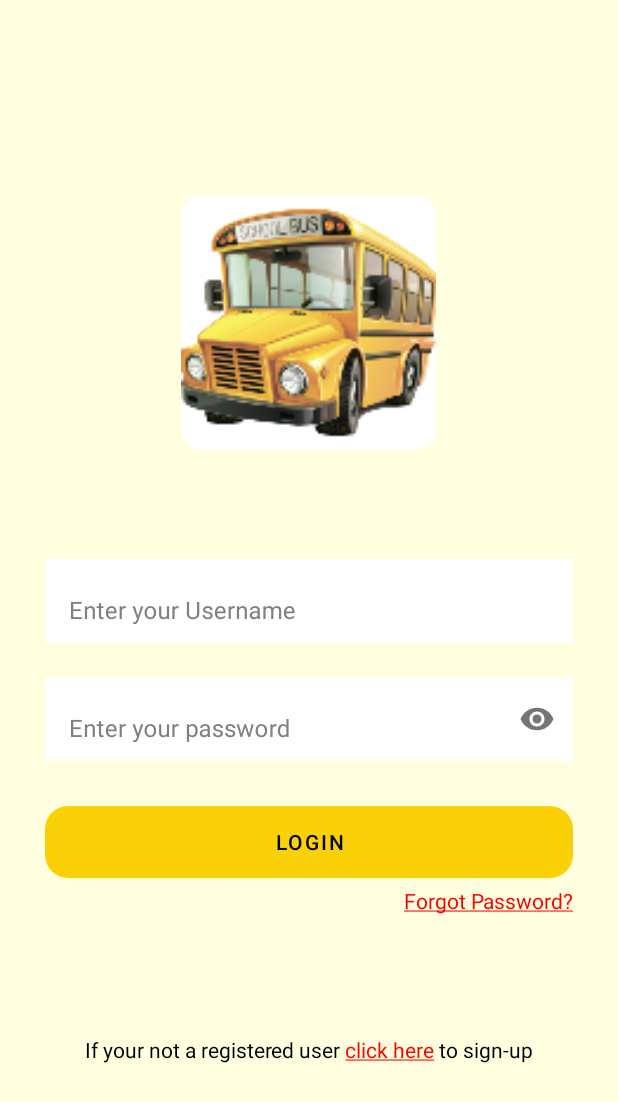
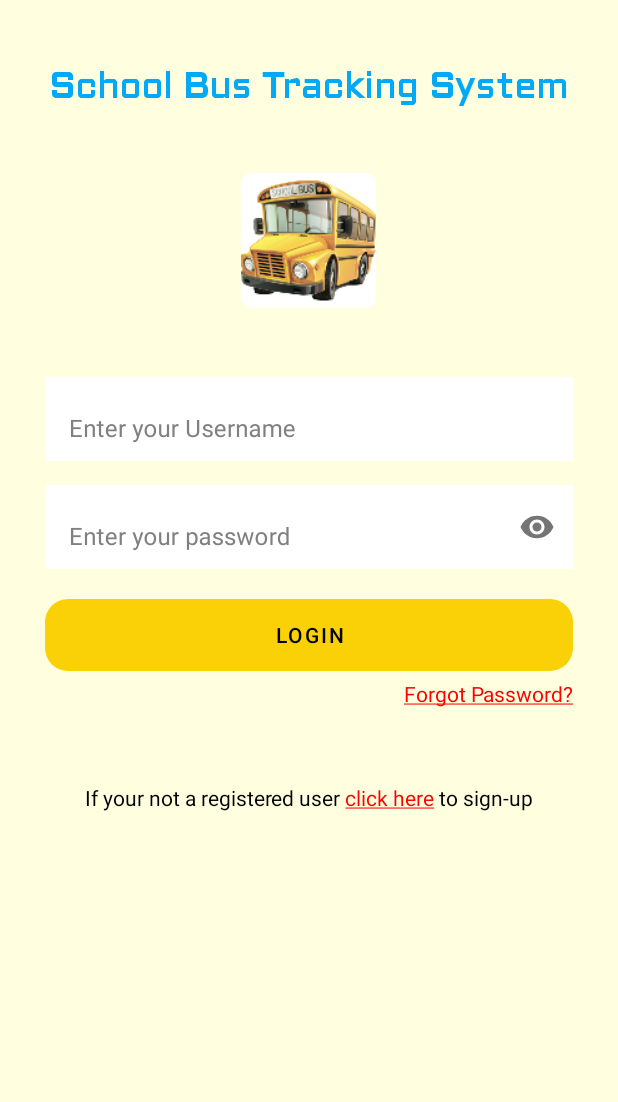
Before and after one commit to aniket-yadav/sbts, an Android app: the screen it shows after launch (LoginActivity), on a phone screen of 412 x 824 dp. Shown: the top 1102 px of the screen. Run offline under Robolectric (Android 15) with nearby library versions, the phone set to English and light mode, and no system bars; our stand-ins replace Volley.

Commit message:
Added Title on Login Page

```diff
--- a/app/src/main/res/layout/activity_login.xml
+++ b/app/src/main/res/layout/activity_login.xml
@@ -9,18 +9,31 @@
     android:orientation="vertical"
     android:paddingLeft="30dp"
     android:paddingRight="30dp"
-    android:paddingTop="80dp"
+    android:paddingTop="20dp"
     android:clickable="true"
     android:focusableInTouchMode="true"
     android:focusable="true"
     tools:context=".activities.LoginActivity"
     >
 
+    <TextView
+        android:id="@+id/titleLoginPage"
+        android:layout_width="wrap_content"
+        android:layout_height="wrap_content"
+        android:layout_gravity="center"
+        android:layout_marginBottom="10dp"
+        android:layout_marginTop="20dp"
+        android:fontFamily="@font/aldrich"
+        android:text="School Bus Tracking System"
+        android:textColor="#03A9F4"
+        android:textSize="24sp"
+        android:textStyle="bold" />
+
     <com.google.android.material.imageview.ShapeableImageView
         android:id="@+id/image_view"
-        android:layout_width="270dp"
-        android:padding="50dp"
-        android:layout_height="270dp"
+        android:layout_width="150dp"
+        android:padding="30dp"
+        android:layout_height="150dp"
         android:layout_gravity="center_horizontal"
         android:src="@mipmap/busmarker"
         />
@@ -28,9 +41,9 @@
     <com.google.android.material.textfield.TextInputLayout
         android:layout_width="match_parent"
         android:layout_height="wrap_content"
-        android:layout_marginTop="12dp"
+        android:layout_marginTop="5dp"
         app:boxBackgroundMode="none"
-        android:layout_marginBottom="12dp"
+        android:layout_marginBottom="5dp"
         android:textColorHint="@color/gray">
 
         <com.google.android.material.textfield.TextInputEditText
@@ -66,7 +79,7 @@
         android:id="@+id/loginButton"
         android:layout_width="match_parent"
         android:layout_height="wrap_content"
-        android:layout_marginTop="30dp"
+        android:layout_marginTop="20dp"
         android:background="@drawable/button_layout"
         android:text="@string/login"
         android:textAlignment="center"
@@ -79,12 +92,12 @@
 
         <com.google.android.material.textview.MaterialTextView
             android:id="@+id/resetPassword"
-            android:layout_width="wrap_content"
+            android:layout_width="349dp"
             android:layout_height="wrap_content"
+            android:layout_gravity="end"
             android:paddingTop="5dp"
             android:textAlignment="textEnd"
-            android:textColor="@color/black"
-            android:layout_gravity="end"/>
+            android:textColor="@color/black" />
     </com.google.android.material.textfield.TextInputLayout>
 
     <ProgressBar
@@ -103,8 +116,10 @@
             android:id="@+id/userRegistration"
             android:layout_width="match_parent"
             android:layout_height="wrap_content"
-            android:layout_marginTop="80dp"
+            android:layout_marginTop="50dp"
             android:textAlignment="center"
             android:textColor="@color/black" />
     </com.google.android.material.textfield.TextInputLayout>
+
+
 </androidx.appcompat.widget.LinearLayoutCompat>
```
Also changed, not shown: app/src/main/res/font/aldrich.ttf (added).
